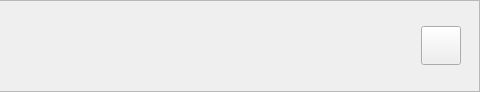
Old version of the form src/qt/forms/delegationitemwidget.ui in the repository qtumproject/qtum; both pictures show x 247 to 727 and y 0 to 92 of the 727 by 92 pixel window.
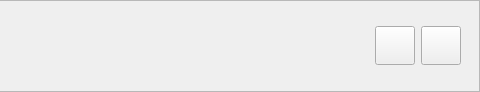
New version of the form. The open tabs and pages were chosen to show the change.

```diff
--- a/src/qt/forms/delegationitemwidget.ui
+++ b/src/qt/forms/delegationitemwidget.ui
@@ -366,6 +366,19 @@
             </property>
            </spacer>
           </item>
+          <item>
+           <widget class="QToolButton" name="buttonRestore">
+            <property name="text">
+             <string/>
+            </property>
+            <property name="iconSize">
+             <size>
+              <width>32</width>
+              <height>32</height>
+             </size>
+            </property>
+           </widget>
+          </item>
           <item>
            <widget class="QToolButton" name="buttonAdd">
             <property name="text">
```
